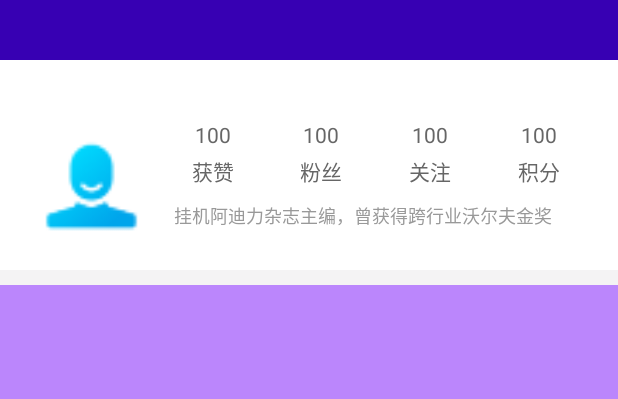
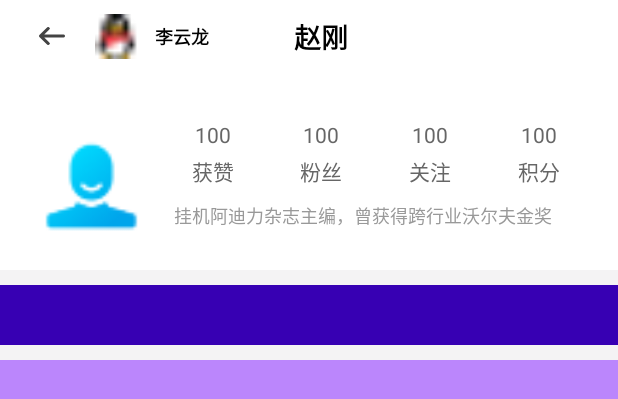
Before and after one commit to Jesen0823/jetpackVideo, an Android app: the layout activity_user_personal.xml on its own in the app's theme, with its tools: preview values and no code run, on a phone screen of 412 x 824 dp. Shown: the top 399 px of the screen. Run offline under Robolectric (Android 15) with nearby library versions, the phone set to English and light mode, and no system bars.

Commit message:
优化布局，fixed

```diff
--- a/app/src/main/java/com/jesen/cod/jetpackvideo/exoplayer/PageListPlayDetector.java
+++ b/app/src/main/java/com/jesen/cod/jetpackvideo/exoplayer/PageListPlayDetector.java
@@ -42,8 +42,6 @@ public class PageListPlayDetector {
                     mTargets.clear();
                     mRecyclerView.removeCallbacks(delayAutoPlay);
                     recyclerView.removeOnScrollListener(scrollListener);
-                    owner.getLifecycle().removeObserver(this);
-                    recyclerView.getAdapter().unregisterAdapterDataObserver(mDataObserver);
                     owner.getLifecycle().removeObserver(this);
                 }
             }
--- a/app/src/main/java/com/jesen/cod/jetpackvideo/ui/find/FindTagListFragment.java
+++ b/app/src/main/java/com/jesen/cod/jetpackvideo/ui/find/FindTagListFragment.java
@@ -35,7 +35,7 @@ public class FindTagListFragment extends AbsListFragment<TagList, FindTagListVie
     }
 
     @Override
-    public void onViewCreated(@NonNull @NotNull View view, @Nullable @org.jetbrains.annotations.Nullable Bundle savedInstanceState) {
+    public void onViewCreated(@NonNull View view, @Nullable Bundle savedInstanceState) {
         super.onViewCreated(view, savedInstanceState);
         if (TextUtils.equals(mTagType, "onlyFollow")) {
             mEmptyView.setTitle(getString(R.string.tag_list_no_follow));
--- a/app/src/main/java/com/jesen/cod/jetpackvideo/ui/mine/PersonalListFragment.java
+++ b/app/src/main/java/com/jesen/cod/jetpackvideo/ui/mine/PersonalListFragment.java
@@ -52,7 +52,7 @@ public class PersonalListFragment extends AbsListFragment<Feed, PersonalListView
     public PagedListAdapter getAdapter() {
         mTabType = getArguments().getInt(UserPersonalActivity.KEY_TYPE_PERSONAL_TAB);
         tabTypeValue = PersonalTabType.values()[mTabType].toString();
-        Og.d(TAG + ", get from intent, mTabType" + tabTypeValue);
+        Og.d(TAG + ", get from intent, mTabType :" + tabTypeValue);
         return new PersonalListAdapter(getContext(), tabTypeValue) {
             @Override
             public void onViewDetachedFromWindow2(ViewHolder holder) {
--- a/app/src/main/res/layout/activity_user_personal.xml
+++ b/app/src/main/res/layout/activity_user_personal.xml
@@ -4,14 +4,18 @@
     xmlns:tools="http://schemas.android.com/tools">
 
     <data>
+
         <variable
             name="user"
             type="com.jesen.cod.jetpackvideo.model.User" />
+
         <variable
             name="expand"
             type="Boolean" />
-        <import type="android.view.View"/>
-        <import type="com.jesen.cod.jetpackvideo.utils.StringConvert"/>
+
+        <import type="android.view.View" />
+
+        <import type="com.jesen.cod.jetpackvideo.utils.StringConvert" />
     </data>
 
     <androidx.coordinatorlayout.widget.CoordinatorLayout
@@ -22,13 +26,13 @@
         <com.google.android.material.appbar.AppBarLayout
             android:id="@+id/appbar"
             android:layout_width="match_parent"
-            android:background="@color/color_gray"
             android:layout_height="wrap_content"
+            android:background="@color/purple_200"
             android:divider="@drawable/list_divider"
+            android:fitsSystemWindows="true"
+            android:showDividers="middle|end"
             android:theme="@style/ThemeOverlay.AppCompat.ActionBar"
-            android:fitsSystemWindows="true"
-            app:statusBarForeground="@color/white"
-            android:showDividers="middle|end">
+            app:statusBarForeground="@color/white">
 
             <!-- scroll：被它包裹的内容会随手指滑动 -->
             <!-- exitUntilCollapsed:滑动到最小高度就不动了 -->
@@ -36,44 +40,43 @@
             <com.google.android.material.appbar.CollapsingToolbarLayout
                 android:id="@+id/collapsing_toolbar"
                 android:layout_width="match_parent"
+                android:layout_height="wrap_content"
+                android:background="@color/color_white"
+                android:minHeight="@dimen/dp_48"
                 app:layout_scrollFlags="scroll|exitUntilCollapsed"
-                android:background="@color/color_white"
-                android:layout_height="wrap_content"
-                android:minHeight="@dimen/dp_48"
                 app:statusBarScrim="@color/color_white">
 
                 <!-- 展开状态下的布局 -->
                 <androidx.constraintlayout.widget.ConstraintLayout
                     android:layout_width="match_parent"
                     android:layout_height="wrap_content"
+                    android:layout_marginLeft="@dimen/dp_16"
                     android:layout_marginTop="80dp"
-                    android:layout_marginBottom="@dimen/dp_10"
-                    android:layout_marginLeft="@dimen/dp_16"
                     android:layout_marginRight="@dimen/dp_16"
-                    app:layout_scrollFlags="scroll">
+                    android:layout_marginBottom="@dimen/dp_10">
 
                     <com.jesen.cod.jetpackvideo.ui.view.ViImageView
                         android:id="@+id/user_avatar_large"
+                        image_url="@{user.avatar}"
                         android:layout_width="90dp"
                         android:layout_height="90dp"
+                        app:isCircle="@{true}"
+                        app:layout_constraintLeft_toLeftOf="parent"
                         app:layout_constraintTop_toTopOf="parent"
-                        app:layout_constraintLeft_toLeftOf="parent"
-                        image_url="@{user.avatar}"
-                        app:isCircle="@{true}"
                         app:radius="@{0}"
-                        tools:src="@drawable/wode_pressed"/>
+                        tools:src="@drawable/wode_pressed" />
 
                     <!-- layout_constraintHorizontal_weight 占用剩余空间 -->
                     <LinearLayout
                         android:id="@+id/personal_info"
                         android:layout_width="0dp"
+                        android:layout_height="match_parent"
+                        android:gravity="center_vertical"
+                        android:orientation="horizontal"
                         app:layout_constraintHorizontal_weight="1"
-                        android:layout_height="match_parent"
                         app:layout_constraintLeft_toRightOf="@id/user_avatar_large"
                         app:layout_constraintRight_toRightOf="parent"
-                        app:layout_constraintTop_toTopOf="parent"
-                        android:gravity="center_vertical"
-                        android:orientation="horizontal">
+                        app:layout_constraintTop_toTopOf="parent">
 
                         <TextView
                             android:id="@+id/like_count"
@@ -124,14 +127,14 @@
                     <TextView
                         android:layout_width="wrap_content"
                         android:layout_height="wrap_content"
+                        android:layout_marginLeft="@dimen/dp_10"
+                        android:layout_marginTop="@dimen/dp_10"
+                        android:text="@{user.description}"
+                        android:textColor="@color/color_999"
+                        android:textSize="@dimen/sp_12"
                         app:layout_constraintLeft_toRightOf="@id/user_avatar_large"
                         app:layout_constraintTop_toBottomOf="@id/personal_info"
-                        android:textSize="@dimen/sp_12"
-                        android:textColor="@color/color_999"
-                        android:layout_marginTop="@dimen/dp_10"
-                        android:layout_marginLeft="@dimen/dp_10"
-                        android:text="@{user.description}"
-                        tools:text="挂机阿迪力杂志主编，曾获得跨行业沃尔夫金奖"/>
+                        tools:text="挂机阿迪力杂志主编，曾获得跨行业沃尔夫金奖" />
 
                 </androidx.constraintlayout.widget.ConstraintLayout>
 
@@ -139,7 +142,7 @@
                 <androidx.appcompat.widget.Toolbar
                     android:layout_width="match_parent"
                     android:layout_height="@dimen/dp_48"
-                    android:background="@color/color_white"
+                    android:background="@{expand?@color/color_white:@color/color_blue_p}"
                     app:layout_collapseMode="pin">
 
                     <androidx.constraintlayout.widget.ConstraintLayout
@@ -151,68 +154,78 @@
                             android:id="@+id/back_btn"
                             android:layout_width="wrap_content"
                             android:layout_height="wrap_content"
+                            android:padding="@dimen/dp_10"
+                            android:src="@drawable/back_left_arrow"
+                            app:layout_constraintBottom_toBottomOf="parent"
                             app:layout_constraintLeft_toLeftOf="parent"
-                            app:layout_constraintBottom_toBottomOf="parent"
-                            app:layout_constraintTop_toTopOf="parent"
-                            android:src="@drawable/back_left_arrow"
-                            android:padding="@dimen/dp_10"/>
+                            app:layout_constraintTop_toTopOf="parent" />
+
                         <com.jesen.cod.jetpackvideo.ui.view.ViImageView
                             android:id="@+id/top_user_avatar"
                             android:layout_width="@dimen/dp_30"
                             android:layout_height="@dimen/dp_30"
+                            android:layout_marginLeft="@dimen/dp_10"
                             android:visibility="@{expand?View.VISIBLE:View.GONE}"
+                            app:image_url="@{user.avatar}"
+                            app:isCircle="@{true}"
+                            app:layout_constraintBottom_toBottomOf="parent"
                             app:layout_constraintLeft_toRightOf="@id/back_btn"
                             app:layout_constraintTop_toTopOf="parent"
-                            app:layout_constraintBottom_toBottomOf="parent"
-                            android:layout_marginLeft="@dimen/dp_10"
-                            app:image_url="@{user.avatar}"
-                            app:isCircle="@{true}"
-                            tools:src="@drawable/qq_logo"/>
+                            tools:src="@drawable/qq_logo" />
+
                         <TextView
                             android:id="@+id/top_user_name"
                             android:layout_width="wrap_content"
                             android:layout_height="wrap_content"
+                            android:layout_marginLeft="@dimen/dp_10"
+                            android:text="@{user.name}"
+                            android:textColor="@color/color_000"
+                            android:textSize="@dimen/sp_12"
+                            android:textStyle="bold"
+                            android:visibility="@{expand?View.GONE:View.VISIBLE}"
+                            app:layout_constraintBottom_toBottomOf="parent"
                             app:layout_constraintLeft_toRightOf="@id/top_user_avatar"
-                            android:visibility="@{expand?View.VISIBLE:View.GONE}"
                             app:layout_constraintTop_toTopOf="parent"
-                            app:layout_constraintBottom_toBottomOf="parent"
-                            android:layout_marginLeft="@dimen/dp_10"
-                            android:textSize="@dimen/sp_12"
-                            android:textColor="@color/color_000"
-                            android:textStyle="bold"
-                            android:text="@{user.name}"
-                            tools:text="李云龙"/>
+                            tools:text="李云龙" />
+
                         <TextView
                             android:id="@+id/top_user_name_large"
                             android:layout_width="wrap_content"
                             android:layout_height="wrap_content"
+                            android:text="@{user.name}"
                             android:textColor="@color/color_000"
+                            android:textColorHint="@color/color_000"
                             android:textSize="18sp"
-                            android:textColorHint="@color/color_000"
                             android:textStyle="bold"
-                            android:text="@{user.name}"
                             android:visibility="@{expand?View.VISIBLE:View.GONE}"
+                            app:layout_constraintBottom_toBottomOf="parent"
                             app:layout_constraintLeft_toLeftOf="parent"
                             app:layout_constraintRight_toRightOf="parent"
                             app:layout_constraintTop_toTopOf="parent"
-                            app:layout_constraintBottom_toBottomOf="parent"
-                            tools:text="赵刚"/>
+                            tools:text="赵刚" />
 
 
                     </androidx.constraintlayout.widget.ConstraintLayout>
                 </androidx.appcompat.widget.Toolbar>
             </com.google.android.material.appbar.CollapsingToolbarLayout>
-        </com.google.android.material.appbar.AppBarLayout>
 
             <!-- 页面导航栏 -->
             <com.google.android.material.tabs.TabLayout
                 android:id="@+id/tab_layout"
                 android:layout_width="match_parent"
                 android:layout_height="@dimen/dp_40"
+                android:layout_gravity="bottom"
+                app:tabGravity="center"
+                app:tabIndicator="@null"
+                app:tabMode="fixed"
+                app:tabSelectedTextColor="@color/color_theme"
+                app:tabTextColor="@color/color_999"
                 tools:background="@color/purple_700">
 
 
             </com.google.android.material.tabs.TabLayout>
+
+        </com.google.android.material.appbar.AppBarLayout>
 
         <androidx.viewpager2.widget.ViewPager2
             android:id="@+id/view_pager"
--- a/app/src/main/res/layout/fragment_mine.xml
+++ b/app/src/main/res/layout/fragment_mine.xml
@@ -19,7 +19,6 @@
 
         <com.jesen.cod.jetpackvideo.ui.view.ViImageView
             image_url="@{user.avatar}"
-            radius="@{50}"
             android:layout_width="match_parent"
             android:layout_height="200dp"
             android:scaleType="fitXY"
--- a/app/src/main/res/values/colors.xml
+++ b/app/src/main/res/values/colors.xml
@@ -8,6 +8,7 @@
     <color name="black">#FF000000</color>
     <color name="white">#FFFFFFFF</color>
 
+    <color name="color_blue_p">#04C5FF</color>
     <color name="colorAccent">#D81B60</color>
     <color name="color_000">#000000</color>
     <color name="color_333">#333333</color>
```
Also changed, not shown: app/src/main/java/com/jesen/cod/jetpackvideo/ui/find/TagDetailFeedListActivity.java (+10 -11 lines), app/src/main/java/com/jesen/cod/jetpackvideo/ui/mine/MineFragment.java (+4 -3 lines), app/src/main/java/com/jesen/cod/jetpackvideo/ui/mine/PersonalListViewModel.java (+12 -8 lines), app/src/main/java/com/jesen/cod/jetpackvideo/ui/mine/UserPersonalActivity.java (+14 -14 lines), app/src/main/res/layout/activity_tag_detail_feed_list.xml (+19 -7 lines), app/src/main/res/layout/layout_tag_detail_feed_list_header.xml (+12 -16 lines). Lines whose indentation alone changed are shown as unchanged.
